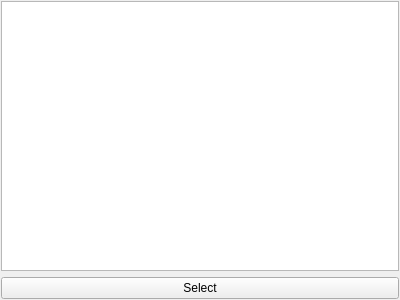
Before: the Qt Designer form gui/ui/SelectionWidget.ui in ruimaciel/femp, drawn with Qt 5.
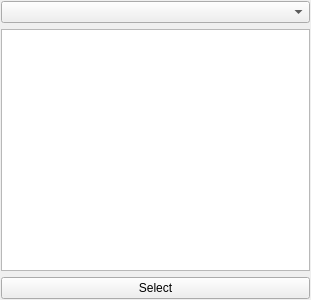
After: the same form once the commit is applied.

Commit message: SelectionWidget: implemented a way to selecte predefined groups

```diff
--- a/gui/ui/SelectionWidget.ui
+++ b/gui/ui/SelectionWidget.ui
@@ -6,7 +6,7 @@
    <rect>
     <x>0</x>
     <y>0</y>
-    <width>400</width>
+    <width>311</width>
     <height>300</height>
    </rect>
   </property>
@@ -17,6 +17,9 @@
    <property name="margin">
     <number>1</number>
    </property>
+   <item>
+    <widget class="QComboBox" name="groupsComboBox"/>
+   </item>
    <item>
     <widget class="QTreeWidget" name="objectTreeWidget">
      <property name="selectionMode">
```
The commit also changes 8 other files.
